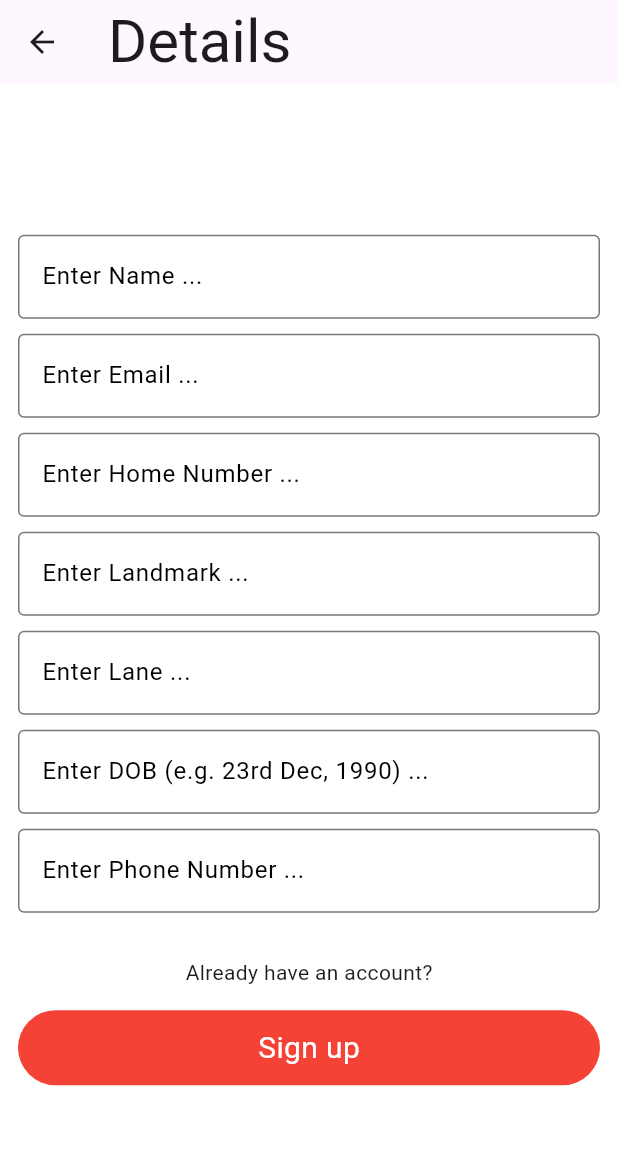
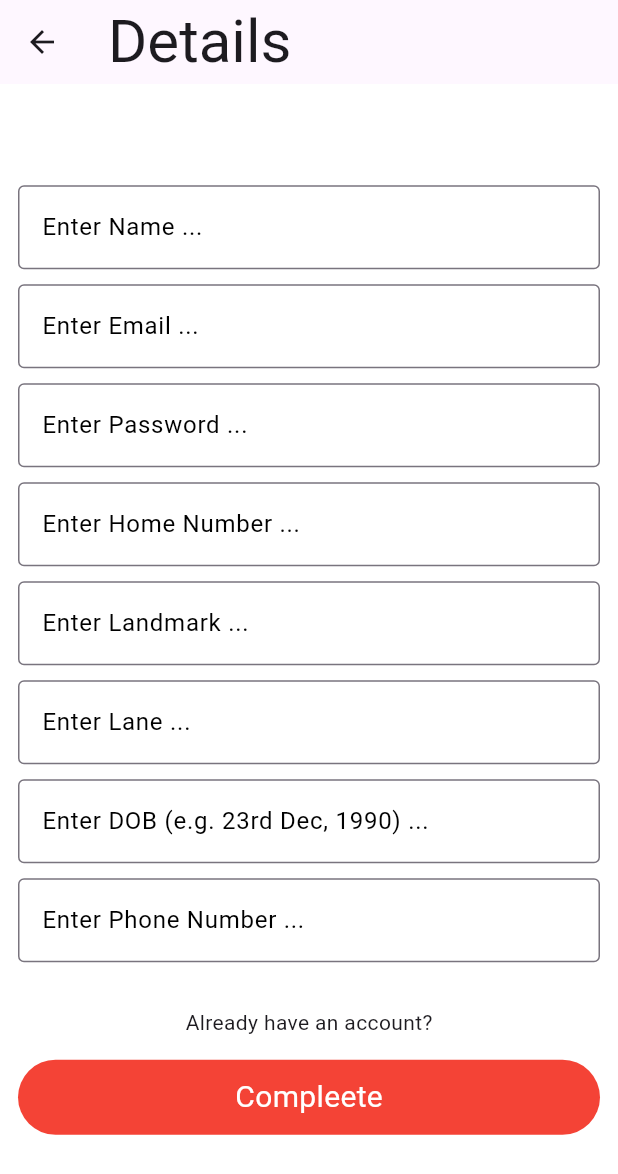
Before and after one commit to Parakkrama24/ar_funitur_mb, a Flutter app: the OtherDetails screen opened by its route, on a phone screen of 412 x 824 dp. Shown: the top 1174 px of the screen. Run offline on Flutter 3.47's test engine with Material 3 defaults, Android fonts, the phone set to English and light mode, and no system bars; our stand-ins replace cloud_firestore, firebase_auth, firebase_core, fluttertoast; accounts and stored records are empty; network calls fail.

Commit message:
change root for other details

```diff
--- a/lib/componnets/navBar/navbar.dart
+++ b/lib/componnets/navBar/navbar.dart
@@ -91,7 +91,7 @@ class _NavbarState extends State<Navbar> {
       case 1:
         return 'Shop';
       case 2:
-        return 'My Bag';
+        return 'Cart';
       case 3:
         return 'Profile';
       default:
--- a/lib/screens/authentcation/LoginScreen.dart
+++ b/lib/screens/authentcation/LoginScreen.dart
@@ -93,7 +93,7 @@ class _LoginscreenState extends State<Loginscreen> {
                 GestureDetector(
                   child: const Text("Don’t have an account?"),
                   onTap: () {
-                    Navigator.of(context).pushNamed('/register');
+                    Navigator.of(context).pushNamed('/otherDetails');
                   },
                 ),
                 const SizedBox(height: 15),
--- a/lib/screens/authentcation/otherDetails.dart
+++ b/lib/screens/authentcation/otherDetails.dart
@@ -1,6 +1,7 @@
 import 'package:flutter/material.dart';
 import 'package:kmwd/styles/Style.dart';
 import 'package:kmwd/Database/auth_service.dart'; // Import the AuthService
+// Import Firestore
 
 class OtherDetails extends StatefulWidget {
   const OtherDetails({super.key});
@@ -12,6 +13,7 @@ class OtherDetails extends StatefulWidget {
 class _RegisterState extends State<OtherDetails> {
   TextEditingController nameController = TextEditingController();
   TextEditingController emailController = TextEditingController();
+  TextEditingController passwordController = TextEditingController();
   TextEditingController homeNumberController = TextEditingController();
   TextEditingController landmarkController = TextEditingController();
   TextEditingController laneController = TextEditingController();
@@ -31,6 +33,7 @@ class _RegisterState extends State<OtherDetails> {
     // Capture user details
     String name = nameController.text.trim();
     String email = emailController.text.trim();
+    String password = passwordController.text.trim();
     String homeNumber = homeNumberController.text.trim();
     String landmark = landmarkController.text.trim();
     String lane = laneController.text.trim();
@@ -41,12 +44,12 @@ class _RegisterState extends State<OtherDetails> {
     String? result = await _authService.registerUser(
       name: name,
       email: email,
+      password: password,
       homeNumber: homeNumber,
       landmark: landmark,
       lane: lane,
       dob: dob,
       phone: phone,
-      password: '',
     );
 
     setState(() {
@@ -57,6 +60,10 @@ class _RegisterState extends State<OtherDetails> {
     setState(() {
       errorMessage = result;
     });
+    // If registration is successful, navigate to login
+    if (result == null) {
+      Navigator.of(context).pushReplacementNamed('/login');
+    }
   }
 
   @override
@@ -86,6 +93,13 @@ class _RegisterState extends State<OtherDetails> {
                 controller: emailController,
                 decoration:
                     apptextDecoration.main(hinttext_: "Enter Email ..."),
+              ),
+              const SizedBox(height: 10),
+              TextField(
+                obscureText: true,
+                controller: passwordController,
+                decoration:
+                    apptextDecoration.main(hinttext_: "Enter Password ..."),
               ),
               const SizedBox(height: 10),
               TextField(
@@ -139,7 +153,7 @@ class _RegisterState extends State<OtherDetails> {
                           child: CircularProgressIndicator(color: Colors.white))
                       : const Center(
                           child: Text(
-                            "Sign up",
+                            "Compleete",
                             style: TextStyle(fontSize: 20, color: Colors.white),
                           ),
                         ),
```
Also changed, not shown: lib/screens/authentcation/Register.dart (+15 -6 lines), lib/screens/cart_page.dart (+8 -2 lines).
